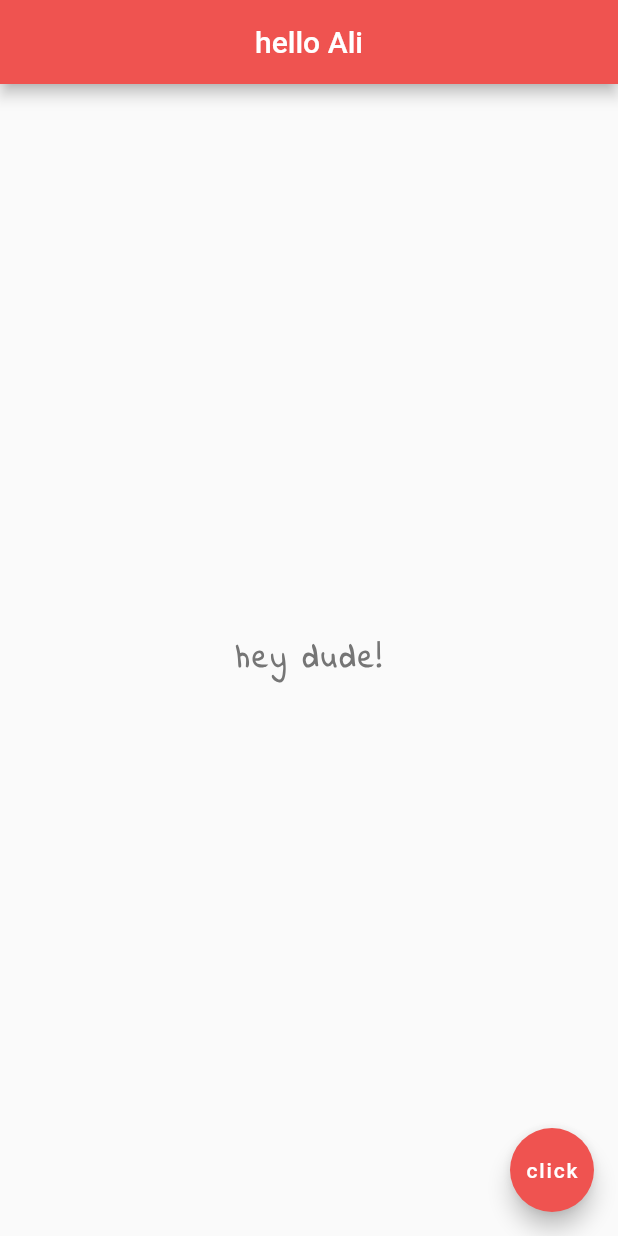
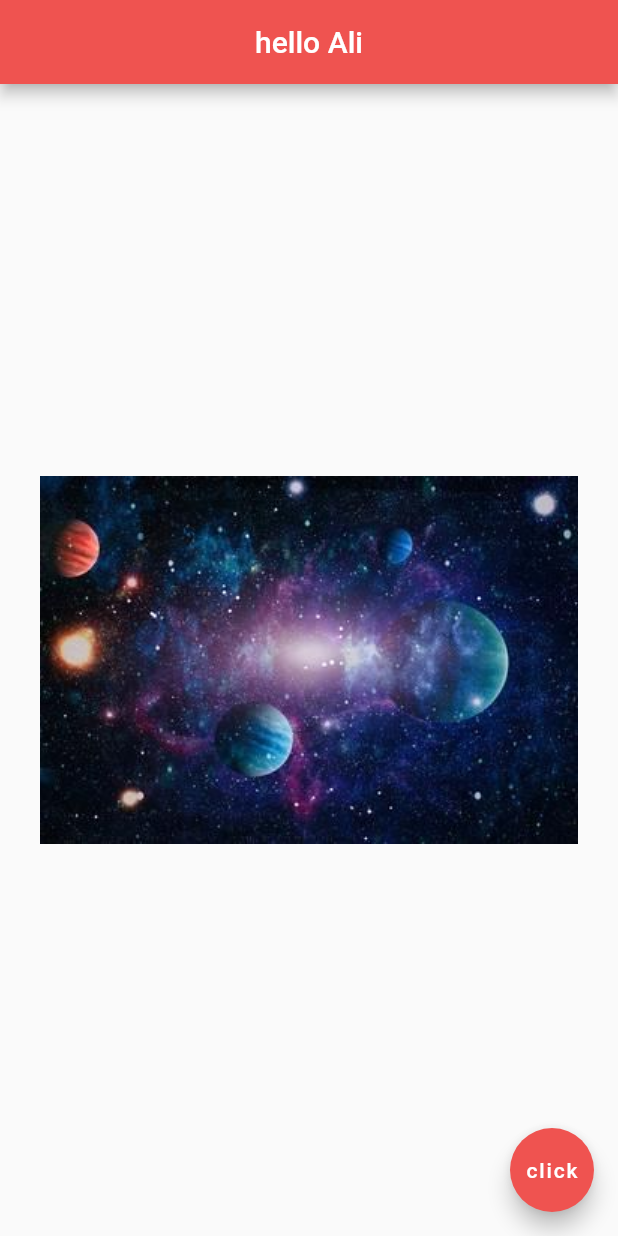
Before and after one commit to aliqamer/flutter_tutorial, a Flutter app: the screen it shows after launch, on a phone screen of 412 x 824 dp. Run offline on Flutter 3.47's test engine with Material 2 defaults, Android fonts, the phone set to English and light mode, and no system bars.

Commit message:
adding images

```diff
--- a/lib/main.dart
+++ b/lib/main.dart
@@ -19,15 +19,10 @@ class Home extends StatelessWidget {
         backgroundColor: Colors.red[400],
       ),
       body: Center(
-        child: Text(
-          'hey dude!',
-          style: TextStyle(
-              fontSize: 20.0,
-              fontFamily: 'IndieFlower',
-              fontWeight: FontWeight.bold,
-              letterSpacing: 2.0,
-              color: Colors.grey[600]),
-        ),
+        // child: Image(
+        //   image: AssetImage('assets/space2.jpg'),
+        // ),
+        child: Image.asset('assets/space1.jpg'),
       ),
       floatingActionButton: FloatingActionButton(
         onPressed: () => {},
--- a/pubspec.yaml
+++ b/pubspec.yaml
@@ -43,9 +43,8 @@ flutter:
   uses-material-design: true
 
   # To add assets to your application, add an assets section, like this:
-  # assets:
-  #   - images/a_dot_burr.jpeg
-  #   - images/a_dot_ham.jpeg
+  assets:
+    - assets/
 
   # An image asset can refer to one or more resolution-specific "variants", see
   # https://flutter.dev/assets-and-images/#resolution-aware.
```
Also changed, not shown: assets/space1.jpg (added), assets/space2.jpg (added).
